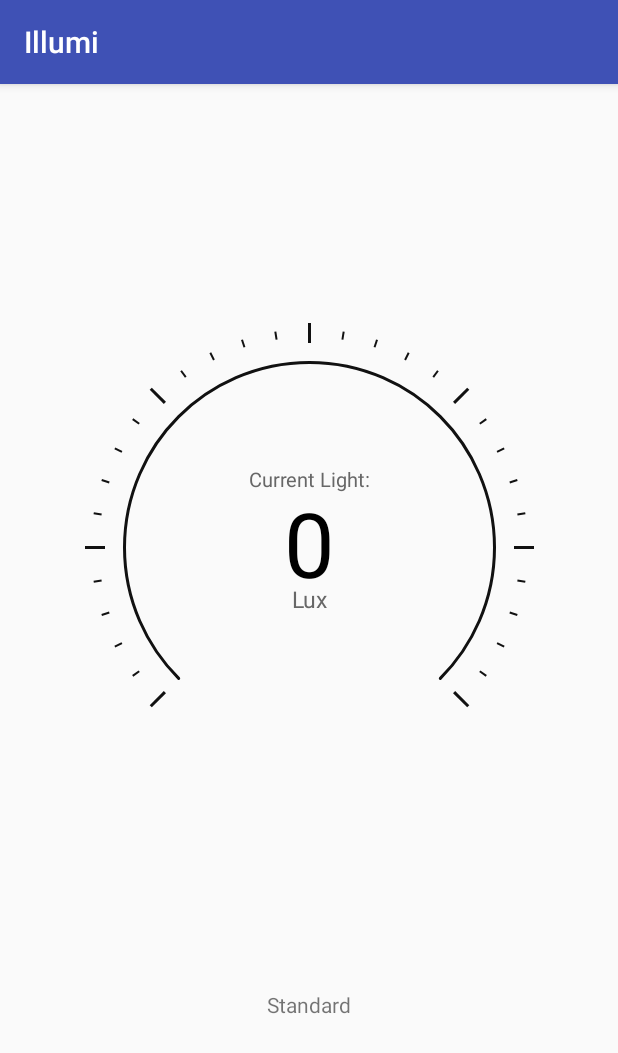
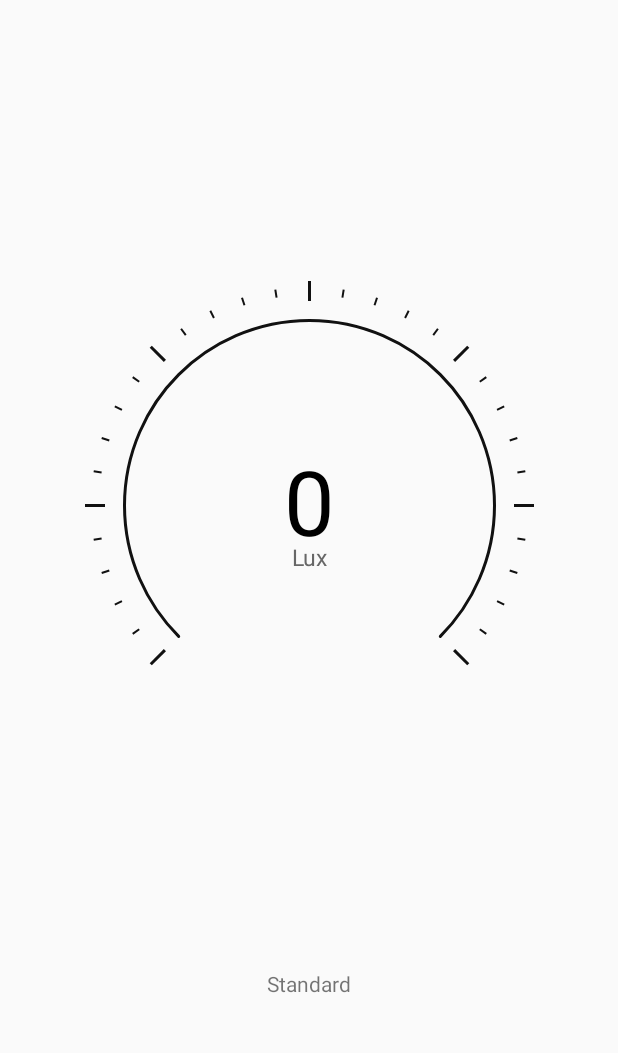
Before and after one commit to hasanpour/illumi, an Android app: the screen it shows after launch (MainActivity), on a phone screen of 412 x 824 dp. Shown: the top 1053 px of the screen. Run offline under Robolectric (Android 15) with nearby library versions, the phone set to English and light mode, and no system bars.

```diff
--- a/app/src/main/AndroidManifest.xml
+++ b/app/src/main/AndroidManifest.xml
@@ -8,7 +8,7 @@
         android:label="@string/app_name"
         android:roundIcon="@mipmap/ic_launcher_round"
         android:supportsRtl="true"
-        android:theme="@style/AppTheme">
+        android:theme="@style/Theme.AppCompat.Light.NoActionBar">
         <activity android:name=".MainActivity">
             <intent-filter>
                 <action android:name="android.intent.action.MAIN" />
--- a/app/src/main/res/layout/activity_main.xml
+++ b/app/src/main/res/layout/activity_main.xml
@@ -12,7 +12,7 @@
         android:layout_width="wrap_content"
         android:layout_height="wrap_content"
         android:layout_marginTop="0dp"
-        android:text="Standard"
+        android:text="@string/main_standard"
         app:layout_constraintBottom_toBottomOf="parent"
         app:layout_constraintLeft_toLeftOf="parent"
         app:layout_constraintRight_toRightOf="parent"
@@ -32,7 +32,7 @@
         app:front_color2="#ffff00"
         app:front_color3="#ff0000"
         app:is_need_dial="true"
-        app:is_need_title="true"
+        app:is_need_title="false"
         app:string_title="Current Light:"
         app:is_need_unit="true"
         app:string_unit="Lux"
--- a/app/src/main/res/values/strings.xml
+++ b/app/src/main/res/values/strings.xml
@@ -1,3 +1,5 @@
 <resources>
     <string name="app_name">Illumi</string>
+    <string name="main_standard">Standard</string>
+    <string name="main_not_standard">Not Standard</string>
 </resources>
```
Also changed, not shown: app/src/main/java/ir/internat/illumi/MainActivity.java (+11 -9 lines), 2 other files.
